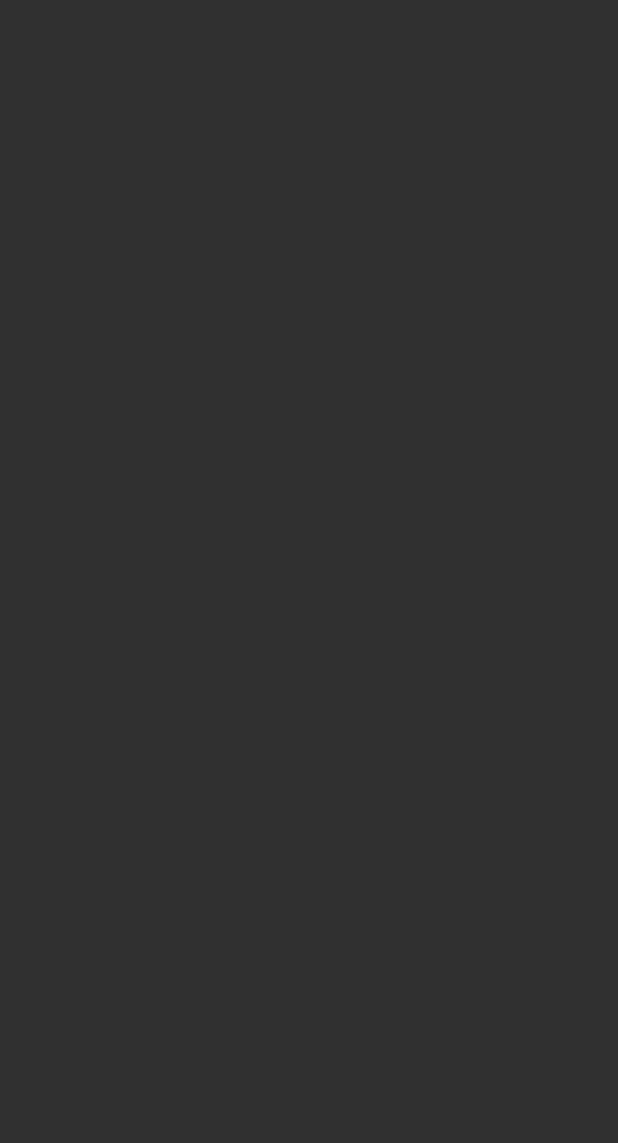
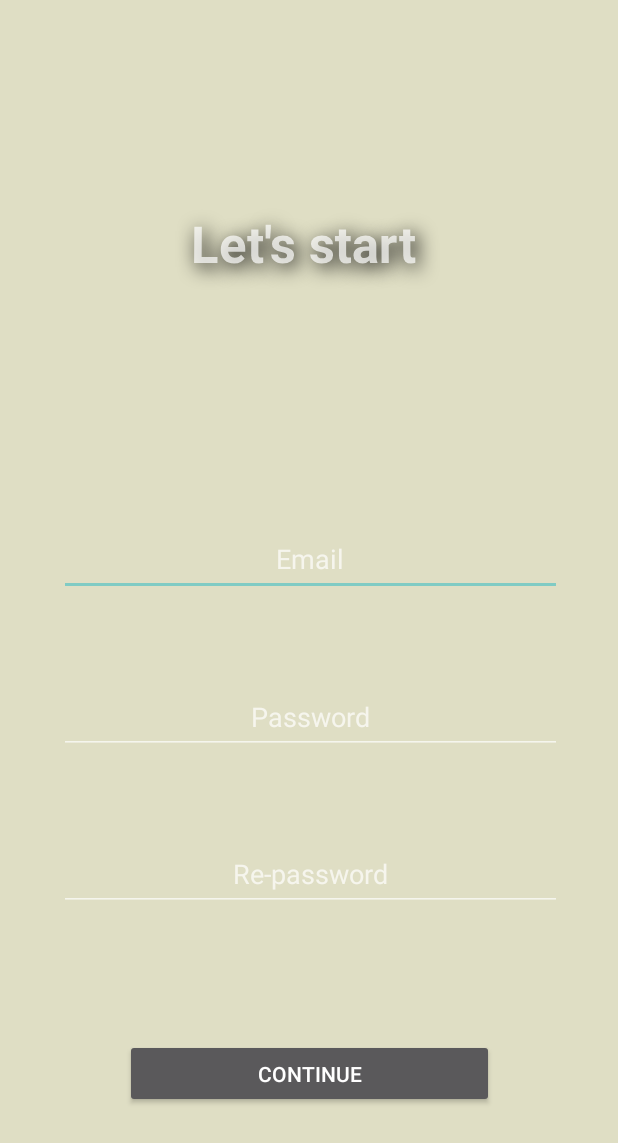
Before and after one commit to erykt99/Roomer, an Android app: the SignUpActivity screen opened directly, with no data from a screen before it, on a phone screen of 412 x 824 dp. Before the commit the part shown is empty. Shown: the top 1143 px of the screen. Run offline under Robolectric (Android 15) with nearby library versions, the phone set to English and light mode, and no system bars.

Commit message:
added new activites

```diff
--- a/app/src/main/java/com/example/roomer/SignUpActivity.kt
+++ b/app/src/main/java/com/example/roomer/SignUpActivity.kt
@@ -1,11 +1,19 @@
 package com.example.roomer
 
+import android.content.Intent
 import androidx.appcompat.app.AppCompatActivity
 import android.os.Bundle
+import android.widget.Button
 
 class SignUpActivity : AppCompatActivity() {
     override fun onCreate(savedInstanceState: Bundle?) {
         super.onCreate(savedInstanceState)
         setContentView(R.layout.activity_sign_up)
+
+        val continueButton = findViewById<Button>(R.id.continueButton)
+        continueButton.setOnClickListener {
+            val intent = Intent(this, NewUserInfo::class.java)
+            startActivity(intent)
+        }
     }
 }
--- a/app/src/main/res/layout/activity_sign_up.xml
+++ b/app/src/main/res/layout/activity_sign_up.xml
@@ -4,6 +4,88 @@
     xmlns:tools="http://schemas.android.com/tools"
     android:layout_width="match_parent"
     android:layout_height="match_parent"
+    android:layout_alignParentLeft="false"
+    android:background="#DFDEC4"
     tools:context=".SignUpActivity">
 
+    <TextView
+        android:id="@+id/SignUpTextView1"
+        android:layout_width="218dp"
+        android:layout_height="68dp"
+        android:gravity="center"
+        android:outlineAmbientShadowColor="@color/black"
+        android:outlineProvider="paddedBounds"
+        android:outlineSpotShadowColor="@color/black"
+        android:rotationX="2"
+        android:shadowColor="@color/black"
+        android:shadowDx="4"
+        android:shadowDy="4"
+        android:shadowRadius="16"
+        android:text="Let's start"
+        android:textSize="34sp"
+        android:textStyle="normal|bold"
+        app:layout_constraintBottom_toBottomOf="parent"
+        app:layout_constraintEnd_toEndOf="parent"
+        app:layout_constraintHorizontal_bias="0.481"
+        app:layout_constraintStart_toStartOf="parent"
+        app:layout_constraintTop_toTopOf="parent"
+        app:layout_constraintVertical_bias="0.169" />
+
+    <EditText
+        android:id="@+id/editTextTextEmailAddress"
+        android:layout_width="335dp"
+        android:layout_height="49dp"
+        android:ems="10"
+        android:gravity="center"
+        android:hint="Email"
+        android:inputType="textEmailAddress"
+        app:layout_constraintBottom_toBottomOf="parent"
+        app:layout_constraintEnd_toEndOf="parent"
+        app:layout_constraintHorizontal_bias="0.517"
+        app:layout_constraintStart_toStartOf="parent"
+        app:layout_constraintTop_toBottomOf="@+id/SignUpTextView1"
+        app:layout_constraintVertical_bias="0.263"
+        tools:textColorHint="#000000" />
+
+    <EditText
+        android:id="@+id/editTextTextPassword"
+        android:layout_width="335dp"
+        android:layout_height="49dp"
+        android:ems="10"
+        android:gravity="center"
+        android:hint="Password"
+        android:inputType="textPassword"
+        app:layout_constraintBottom_toBottomOf="parent"
+        app:layout_constraintEnd_toEndOf="parent"
+        app:layout_constraintHorizontal_bias="0.517"
+        app:layout_constraintStart_toStartOf="parent"
+        app:layout_constraintTop_toBottomOf="@+id/editTextTextEmailAddress"
+        app:layout_constraintVertical_bias="0.149"
+        tools:textColorHint="#090808" />
+
+    <EditText
+        android:id="@+id/editTextTextPassword2"
+        android:layout_width="335dp"
+        android:layout_height="49dp"
+        android:ems="10"
+        android:gravity="center"
+        android:hint="Re-password"
+        android:inputType="textPassword"
+        app:layout_constraintBottom_toBottomOf="parent"
+        app:layout_constraintEnd_toEndOf="parent"
+        app:layout_constraintHorizontal_bias="0.517"
+        app:layout_constraintStart_toStartOf="parent"
+        app:layout_constraintTop_toBottomOf="@+id/editTextTextPassword"
+        app:layout_constraintVertical_bias="0.203"
+        tools:textColorHint="#000000" />
+
+    <Button
+        android:id="@+id/continueButton"
+        android:layout_width="246dp"
+        android:layout_height="46dp"
+        android:text="continue"
+        app:layout_constraintBottom_toBottomOf="parent"
+        app:layout_constraintEnd_toEndOf="parent"
+        app:layout_constraintStart_toStartOf="parent"
+        app:layout_constraintTop_toBottomOf="@+id/editTextTextPassword2" />
 </androidx.constraintlayout.widget.ConstraintLayout>
```
Also changed, not shown: app/src/main/java/com/example/roomer/MainActivity.kt (added, +22 -0 lines), app/src/main/java/com/example/roomer/NewUserInfo.kt (added, +11 -0 lines), app/src/main/java/com/example/roomer/StartActivity.kt (+14 -0 lines), app/src/main/res/drawable/ic_main_background.xml (added, +12 -0 lines), app/src/main/res/layout/activity_main.xml (added, +10 -0 lines), app/src/main/res/layout/activity_new_user_info.xml (added, +20 -0 lines).
